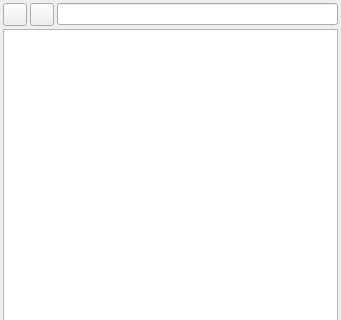
Old version of the form cdevicefileform.ui in the repository LeZheng/Canary-Adb; both pictures show x 0 to 341 and y 0 to 320 of the 341 by 617 pixel window.
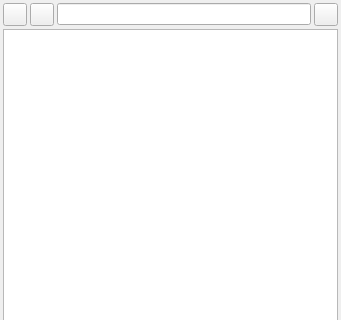
New version of the form. Custom widgets are drawn as their Qt base class.

Patch:
```diff
--- a/cdevicefileform.ui
+++ b/cdevicefileform.ui
@@ -50,7 +50,14 @@
      </property>
     </widget>
    </item>
-   <item row="1" column="0" colspan="3">
+   <item row="0" column="3">
+    <widget class="QToolButton" name="refreshToolButton">
+     <property name="text">
+      <string/>
+     </property>
+    </widget>
+   </item>
+   <item row="1" column="0" colspan="4">
     <widget class="CDeviceFileTableWidget" name="fileTableWidget">
      <property name="contextMenuPolicy">
       <enum>Qt::CustomContextMenu</enum>
```
